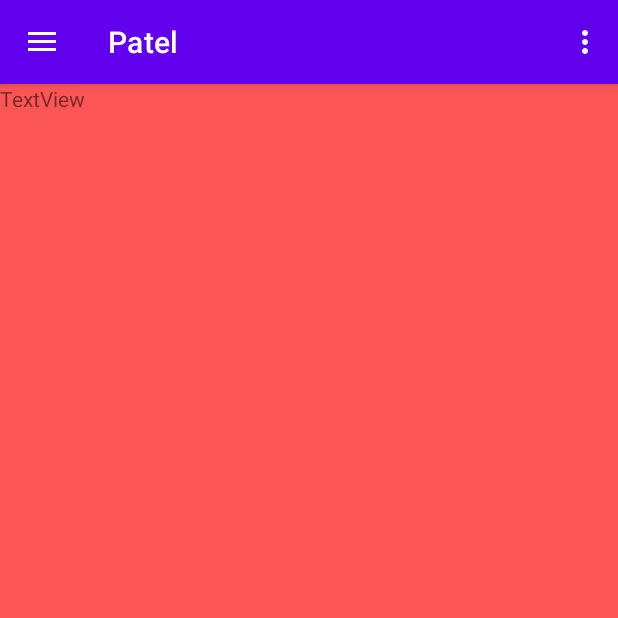
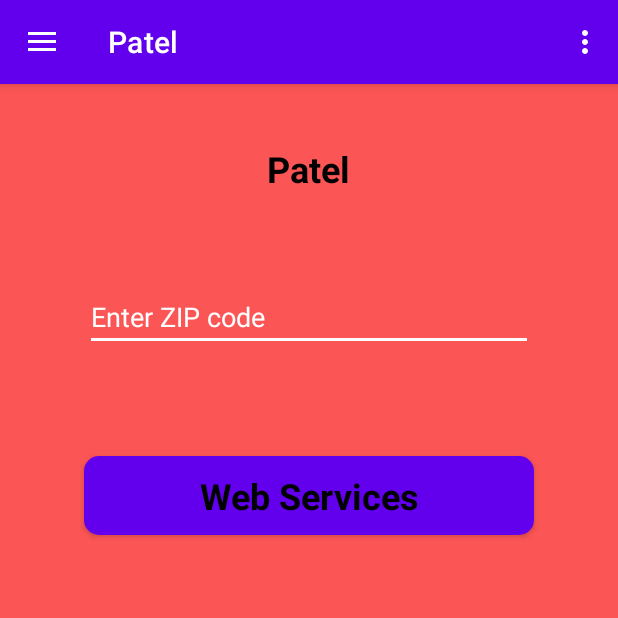
Before and after one commit to RajkumarPatel28/RajkumarPatelAssign3, an Android app: the screen it shows after launch (RajkumarActivity), in the side drawer, after a tap on "Patel", on a phone screen of 412 x 824 dp, the top half of it. Run offline under Robolectric (Android 15) with nearby library versions, the phone set to English and light mode, and no system bars; our stand-ins replace navigation-ui.

Commit message:
PaSrv Activity
- Added edittext and a button linked to eachother
- Added error messages for user if the zip code is not correctly enter

```diff
--- a/rajkumarlab3/src/main/java/rajkumar/patel/n01289472/ui/lastname/PaSrv.java
+++ b/rajkumarlab3/src/main/java/rajkumar/patel/n01289472/ui/lastname/PaSrv.java
@@ -1,9 +1,12 @@
 package rajkumar.patel.n01289472.ui.lastname;
 
 import android.os.Bundle;
+import android.text.TextUtils;
 import android.view.LayoutInflater;
 import android.view.View;
 import android.view.ViewGroup;
+import android.widget.Button;
+import android.widget.EditText;
 
 import androidx.fragment.app.Fragment;
 
@@ -15,9 +18,34 @@ import rajkumar.patel.n01289472.R;
 
 public class PaSrv extends Fragment {
 
+    EditText rajZipEt;
+    Button rajWebBtn;
+    String zipCode;
+
     @Override
     public View onCreateView(LayoutInflater inflater, ViewGroup container, Bundle savedInstanceState) {
         View view = inflater.inflate(R.layout.pa_srv, container, false);
+
+        rajZipEt = view.findViewById(R.id.rajZipEt);
+
+        rajWebBtn = view.findViewById(R.id.rajWebBtn);
+        rajWebBtn.setOnClickListener(new View.OnClickListener() {
+            @Override
+            public void onClick(View v) {
+
+                zipCode = rajZipEt.getText().toString().trim();
+
+                if (TextUtils.isEmpty(zipCode)){
+                    rajZipEt.setError(getString(R.string.error_message));
+                    return;
+                }
+
+                if (zipCode.length() > 5) {
+                    rajZipEt.setError(getString(R.string.error_message2));
+                    return;
+                }
+            }
+        });
 
         return view;
     }
--- a/rajkumarlab3/src/main/res/layout/pa_srv.xml
+++ b/rajkumarlab3/src/main/res/layout/pa_srv.xml
@@ -9,8 +9,33 @@
     tools:context=".ui.lastname.PaSrv">
 
     <TextView
-        android:id="@+id/textView2"
+        android:id="@+id/rajNameTv3"
         android:layout_width="wrap_content"
         android:layout_height="wrap_content"
-        android:text="TextView" />
+        android:layout_gravity="center"
+        android:layout_marginTop="40dip"
+        style="@style/TextStyle"
+        android:text="@string/lastname_tv" />
+
+    <EditText
+        android:id="@+id/rajZipEt"
+        style="@style/EditTextStyle"
+        android:layout_width="wrap_content"
+        android:layout_height="wrap_content"
+        android:layout_gravity="center"
+        android:layout_marginTop="60dip"
+        android:ems="14"
+        android:hint="@string/zip_codeet"
+        android:inputType="phone" />
+
+    <Button
+        android:id="@+id/rajWebBtn"
+        android:layout_width="300dip"
+        android:layout_height="wrap_content"
+        android:layout_gravity="center"
+        android:layout_marginTop="70dip"
+        style="@style/ButtonStyle"
+        android:text="@string/web_servicesbtn" />
+
+
 </LinearLayout>
--- a/rajkumarlab3/src/main/res/values/strings.xml
+++ b/rajkumarlab3/src/main/res/values/strings.xml
@@ -23,6 +23,10 @@
     <string name="firstname_tv">Rajkumar</string>
     <string name="lastname_tv">Patel</string>
     <string name="downloadbtn">Download Image</string>
+    <string name="zip_codeet">Enter ZIP code</string>
+    <string name="error_message">Enter a valid ZIP code</string>
+    <string name="error_message2">ZIP code must be less than 5 characters</string>
+    <string name="web_servicesbtn">Web Services</string>
 
     <string-array name="course_list">
         <item>CENG 317</item>
--- a/rajkumarlab3/src/main/res/values/styles.xml
+++ b/rajkumarlab3/src/main/res/values/styles.xml
@@ -13,4 +13,10 @@
         <item name="android:background">@drawable/button_design</item>
     </style>
 
+    <style name="EditTextStyle" parent="@android:style/Widget.EditText">
+        <item name="android:backgroundTint">@color/white</item>
+        <item name="android:textColorHint">@color/white</item>
+        <item name="android:textColor">@color/white</item>
+    </style>
+
 </resources>
```
